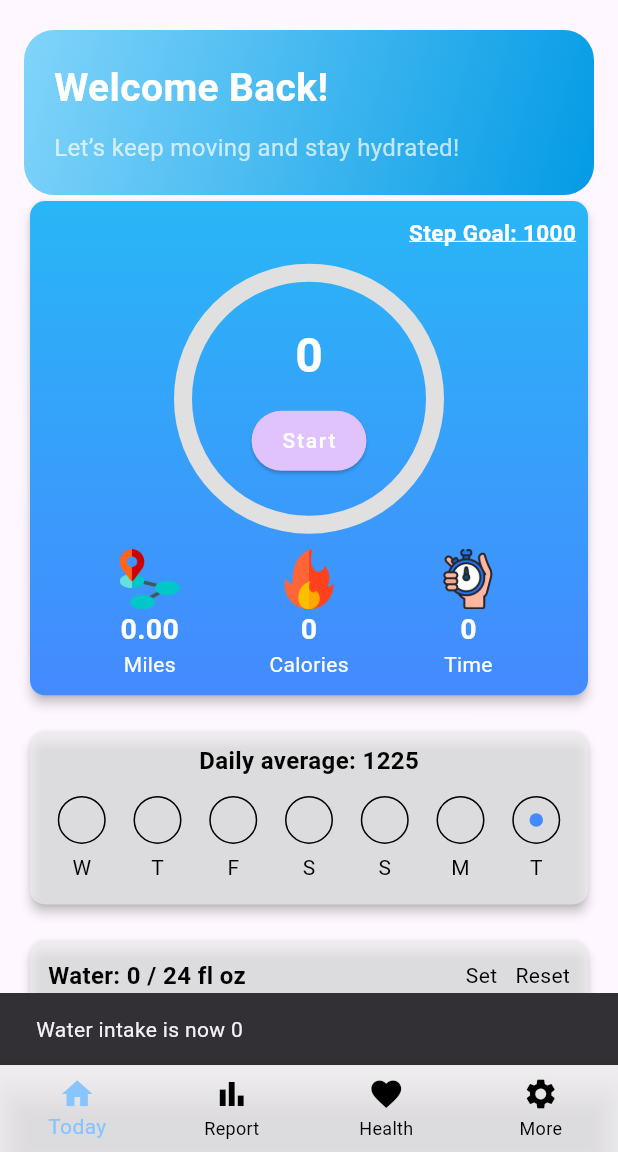
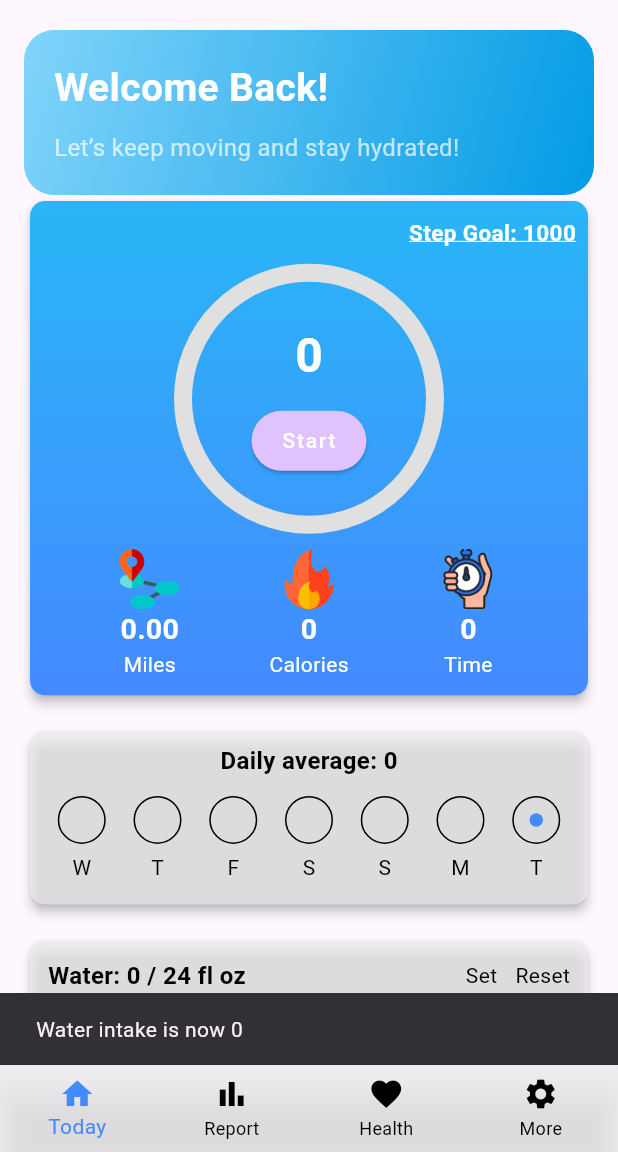
Before and after one commit to arc-662/bytesteps, a Flutter app: the Dashboard screen opened directly, after a tap on "Reset", on a phone screen of 412 x 824 dp, the part 84-1236 px from its top. Run offline on Flutter 3.47's test engine with Material 3 defaults, Android fonts, the light colour scheme and no system bars; our stand-ins replace fl_chart, font_awesome_flutter, get, hive, hive_flutter, image_picker and 3 more; accounts and stored records are empty.

Commit message:
added daily average functionality

```diff
--- a/lib/controller.dart
+++ b/lib/controller.dart
@@ -1,12 +1,16 @@
+import 'dart:async';
+import 'package:get/get.dart';
+import 'package:hive/hive.dart';
 import 'package:bytesteps/screens/steps_card.dart';
-import 'package:get/get.dart';
 
 class DashboardController extends GetxController {
   DashboardCard dashboardCard = DashboardCard();
+
   final RxList<int> weeklySteps =
       <int>[359, 1962, 3565, 5168, 6771, 8374, 9999].obs;
   final RxList<double> weeklyCalories =
       <double>[120.5, 235.0, 348.3, 462.7, 589.9, 645.2, 750.0].obs;
+
   final RxList<int> monthlySteps = <int>[
     512,
     835,
@@ -37,7 +41,7 @@ class DashboardController extends GetxController {
     7710,
     8450,
     9220,
-    9999
+    9999,
   ].obs;
 
   final RxList<double> monthlyCalories = <double>[
@@ -83,6 +87,8 @@ class DashboardController extends GetxController {
   final RxInt stepCount = 0.obs;
   final RxInt baseStepCount = 0.obs;
   final RxInt selectedGoal = 1000.obs;
+  // final RxInt isMax
+
   final List<int> goals = [
     1000,
     2000,
@@ -95,7 +101,49 @@ class DashboardController extends GetxController {
     9000
   ];
 
-  //method to reset all progress
+  Timer? _midnightTimer;
+
+  @override
+  void onInit() {
+    super.onInit();
+    startMidnightSaver();
+  }
+
+  void startMidnightSaver() {
+    print("Mid-Night Counter is Started");
+    _midnightTimer = Timer.periodic(const Duration(minutes: 1), (timer) {
+      final now = DateTime.now();
+      if (now.hour == 0 && now.minute == 0) {
+        saveStepsToHive();
+      }
+    });
+  }
+
+  void saveStepsToHive() {
+    final box = Hive.box('stepBox');
+    final yesterday = DateTime.now().subtract(const Duration(days: 1));
+    final String weekday = _weekdayName(yesterday.weekday);
+
+    box.put(weekday, stepCount.value);
+    print("✅ Saved ${stepCount.value} steps for $weekday");
+
+    // Optional: Reset today's steps
+    stepCount.value = 0;
+  }
+
+  String _weekdayName(int weekday) {
+    const weekdays = [
+      'Monday',
+      'Tuesday',
+      'Wednesday',
+      'Thursday',
+      'Friday',
+      'Saturday',
+      'Sunday'
+    ];
+    return weekdays[weekday - 1];
+  }
+
   void resetProgress() {
     progress.value = 0.0;
     stepCount.value = 0;
@@ -115,4 +163,10 @@ class DashboardController extends GetxController {
     double kilometers = distance.value * 1.6034;
     calories.value = kilometers * weight.value * 1.036;
   }
+
+  @override
+  void onClose() {
+    _midnightTimer?.cancel();
+    super.onClose();
+  }
 }
--- a/lib/main.dart
+++ b/lib/main.dart
@@ -10,6 +10,7 @@ void main() async {
   await Hive.initFlutter();
   await Hive.openBox('userBox');
   await Hive.openBox('dailyAvg');
+  await Hive.openBox('stepBox');
 
   // to Check if user has already filled info
   final box = Hive.box('userBox');
--- a/lib/screens/dashboard.dart
+++ b/lib/screens/dashboard.dart
@@ -29,7 +29,7 @@ class _DashboardState extends State<Dashboard> {
       bottomNavigationBar: BottomNavigationBar(
         backgroundColor: greyColor,
         type: BottomNavigationBarType.fixed,
-        selectedItemColor: Color(0xFA86C3FF),
+        selectedItemColor: Colors.blueAccent,
         unselectedItemColor: Colors.black,
         currentIndex: selectedIndex,
         onTap: (index) {
--- a/lib/screens/home_screen.dart
+++ b/lib/screens/home_screen.dart
@@ -10,7 +10,6 @@ class HomeScreen extends StatelessWidget {
 
   @override
   Widget build(BuildContext context) {
-    // bool isVisible = false;
     return Scaffold(
       body: SafeArea(
         child: SingleChildScrollView(
@@ -25,7 +24,6 @@ class HomeScreen extends StatelessWidget {
                       onDismissed: (direction) {
                         isVisible = false;
                       },
-                      background: Container(color: Colors.redAccent),
                       child: Container(
                         width: double.infinity,
                         padding: const EdgeInsets.all(20),
@@ -42,7 +40,7 @@ class HomeScreen extends StatelessWidget {
                         ),
                         child: Column(
                           crossAxisAlignment: CrossAxisAlignment.start,
-                          children: const [
+                          children: [
                             Text(
                               'Welcome Back!',
                               style: TextStyle(
--- a/lib/screens/setting_screen.dart
+++ b/lib/screens/setting_screen.dart
@@ -55,48 +55,52 @@ class _SettingScreenState extends State<SettingScreen> {
                 padding: const EdgeInsets.symmetric(horizontal: 16),
                 children: [
                   Card(
-                    color: whiteColor,
-                    elevation: 4,
+                    elevation: 6,
+                    color: Colors.white,
                     shape: RoundedRectangleBorder(
-                        borderRadius: BorderRadius.circular(24)),
+                      borderRadius: BorderRadius.circular(20),
+                    ),
+                    shadowColor: Colors.grey.shade300,
                     child: Padding(
-                      padding: const EdgeInsets.all(16.0),
+                      padding: const EdgeInsets.all(20.0),
                       child: Column(
                         crossAxisAlignment: CrossAxisAlignment.center,
                         children: [
                           Stack(
                             children: [
-                              // Profile Image
                               CircleAvatar(
-                                radius: 45,
-                                backgroundColor: Colors.grey.shade300,
+                                radius: 50,
+                                backgroundColor: Colors.grey.shade200,
                                 backgroundImage: profileImage != null
                                     ? FileImage(profileImage!)
-                                    : AssetImage("assets/images/profile.png")
+                                    : const AssetImage(
+                                            "assets/images/profile.png")
                                         as ImageProvider,
                               ),
-
-                              // Edit Icon (bottom right)
                               Positioned(
-                                bottom: 0,
+                                bottom: 4,
                                 right: 4,
                                 child: GestureDetector(
                                   onTap: () async {
                                     await pickImageFromGallery();
                                   },
                                   child: Container(
-                                    padding: EdgeInsets.all(6),
                                     decoration: BoxDecoration(
-                                      color: Colors.blue,
+                                      color: Colors.blueAccent,
                                       shape: BoxShape.circle,
+                                      boxShadow: [
+                                        BoxShadow(
+                                          color: Colors.black.withOpacity(0.1),
+                                          blurRadius: 4,
+                                        )
+                                      ],
                                       border: Border.all(
-                                        color: Colors.white,
-                                        width: 2,
-                                      ),
+                                          color: Colors.white, width: 2),
                                     ),
-                                    child: Icon(
+                                    padding: const EdgeInsets.all(6),
+                                    child: const Icon(
                                       Icons.edit,
-                                      size: 20,
+                                      size: 18,
                                       color: Colors.white,
                                     ),
                                   ),
@@ -104,48 +108,92 @@ class _SettingScreenState extends State<SettingScreen> {
                               ),
                             ],
                           ),
-                          const SizedBox(height: 12),
+                          const SizedBox(height: 14),
                           Text(
                             name,
                             style: const TextStyle(
-                                fontSize: 18, fontWeight: FontWeight.bold),
+                              fontSize: 20,
+                              fontWeight: FontWeight.w600,
+                            ),
                           ),
-                          const SizedBox(height: 4),
-                          const Text("abc.SergeyBrin@gmail.com",
-                              style:
-                                  TextStyle(fontSize: 14, color: Colors.grey)),
-                          const SizedBox(height: 12),
+                          const SizedBox(height: 6),
+                          const Text(
+                            "abc.SergeyBrin@gmail.com",
+                            style: TextStyle(
+                              fontSize: 13,
+                              color: Colors.grey,
+                            ),
+                          ),
+                          const SizedBox(height: 16),
                           Row(
                             mainAxisAlignment: MainAxisAlignment.spaceEvenly,
                             children: [
-                              Text("Height: $height in",
-                                  style: const TextStyle(fontSize: 14)),
-                              Text("Weight: $weight lbs",
-                                  style: const TextStyle(fontSize: 14)),
+                              Column(
+                                children: [
+                                  const Text(
+                                    "Height",
+                                    style: TextStyle(
+                                        fontSize: 12, color: Colors.grey),
+                                  ),
+                                  Text(
+                                    "$height inches",
+                                    style: const TextStyle(fontSize: 14),
+                                  ),
+                                ],
+                              ),
+                              Column(
+                                children: [
+                                  const Text(
+                                    "Weight",
+                                    style: TextStyle(
+                                        fontSize: 12, color: Colors.grey),
+                                  ),
+                                  Text(
+                                    "$weight lbs",
+                                    style: const TextStyle(fontSize: 14),
+                                  ),
+                                ],
+                              ),
+                              Column(
+                                children: [
+                                  const Text(
+                                    "Gender",
+                                    style: TextStyle(
+                                        fontSize: 12, color: Colors.grey),
+                                  ),
+                                  Text(
+                                    gender,
+                                    style: const TextStyle(fontSize: 14),
+                                  ),
+                                ],
+                              ),
                             ],
                           ),
-                          const SizedBox(height: 8),
-                          Text("Gender: $gender",
-                              style: const TextStyle(fontSize: 14)),
-                          const SizedBox(height: 16),
-                          ElevatedButton(
+                          const SizedBox(height: 20),
+                          ElevatedButton.icon(
                             onPressed: () {
                               Navigator.push(
-                                  context,
-                                  MaterialPageRoute(
-                                      builder: (context) => EditScreen()));
+                                context,
+                                MaterialPageRoute(
+                                    builder: (context) => EditScreen()),
+                              );
                             },
+                            icon: const Icon(Icons.edit,
+                                size: 18, color: Colors.black),
+                            label: const Text(
+                              "Edit Profile",
+                              style: TextStyle(color: Colors.black),
+                            ),
                             style: ElevatedButton.styleFrom(
                               backgroundColor: yellowColor,
-                              shape: RoundedRectangleBorder(
-                                borderRadius: BorderRadius.circular(20),
-                              ),
+                              elevation: 0,
                               padding: const EdgeInsets.symmetric(
                                   horizontal: 24, vertical: 12),
+                              shape: RoundedRectangleBorder(
+                                borderRadius: BorderRadius.circular(16),
+                              ),
                             ),
-                            child: const Text("Edit Profile",
-                                style: TextStyle(color: Colors.black)),
-                          )
+                          ),
                         ],
                       ),
                     ),
--- a/lib/screens/user_info_screen.dart
+++ b/lib/screens/user_info_screen.dart
@@ -72,7 +72,9 @@ class _UserInfoScreenState extends State<UserInfoScreen> {
                         fontWeight: FontWeight.bold)),
                 SizedBox(height: 4),
                 Text('Welcome To ByteSteps',
-                    style: TextStyle(color: Colors.white70, fontSize: 16)),
+                    style: TextStyle(color: Colors.white70, fontSize: 17)),
+                Text("One-Time Login",
+                    style: TextStyle(color: Colors.white70, fontSize: 14)),
               ],
             ),
           ),
--- a/lib/screens/weekly_card.dart
+++ b/lib/screens/weekly_card.dart
@@ -1,5 +1,6 @@
 import 'package:bytesteps/colors.dart';
 import 'package:flutter/material.dart';
+import 'package:hive/hive.dart';
 
 class WeeklyTrackerCard extends StatelessWidget {
   WeeklyTrackerCard({super.key});
@@ -16,11 +17,41 @@ class WeeklyTrackerCard extends StatelessWidget {
   };
 
   final List<String> dayLetters = ['W', 'T', 'F', 'S', 'S', 'M', 'T'];
+  final List<String> weekdays = [
+    'Monday',
+    'Tuesday',
+    'Wednesday',
+    'Thursday',
+    'Friday',
+    'Saturday',
+    'Sunday'
+  ];
+
+  Future<int> calculateWeeklyAverage() async {
+    final box = Hive.box('stepBox');
+    int sum = 0;
+    int count = 0;
+
+    for (String day in weekdays) {
+      final steps = box.get(day, defaultValue: 0);
+      if (steps is int && steps > 0) {
+        sum += steps;
+        count++;
+      }
+    }
+
+    return count > 0 ? (sum ~/ count) : 0;
+  }
 
   @override
   Widget build(BuildContext context) {
     final int todayWeekday = DateTime.now().weekday;
     final int todayUIIndex = weekdayToIndex[todayWeekday] ?? -1;
+
+    return FutureBuilder<int>(
+      future: calculateWeeklyAverage(),
+      builder: (context, snapshot) {
+        final average = snapshot.data ?? 0;
 
         return Card(
           elevation: 3,
@@ -32,16 +63,15 @@ class WeeklyTrackerCard extends StatelessWidget {
             height: MediaQuery.of(context).size.height * 0.14,
             width: MediaQuery.of(context).size.width * 0.92,
             decoration: BoxDecoration(
-          //
               borderRadius: BorderRadius.circular(10),
             ),
             child: Column(
               crossAxisAlignment: CrossAxisAlignment.center,
               children: [
                 const SizedBox(height: 8),
-            const Text(
-              'Daily average: 1225',
-              style: TextStyle(
+                Text(
+                  'Daily average: $average',
+                  style: const TextStyle(
                     color: Colors.black,
                     fontSize: 16,
                     fontWeight: FontWeight.bold,
@@ -91,5 +121,7 @@ class WeeklyTrackerCard extends StatelessWidget {
             ),
           ),
         );
+      },
+    );
   }
 }
```
Lines whose indentation alone changed are shown as unchanged.
